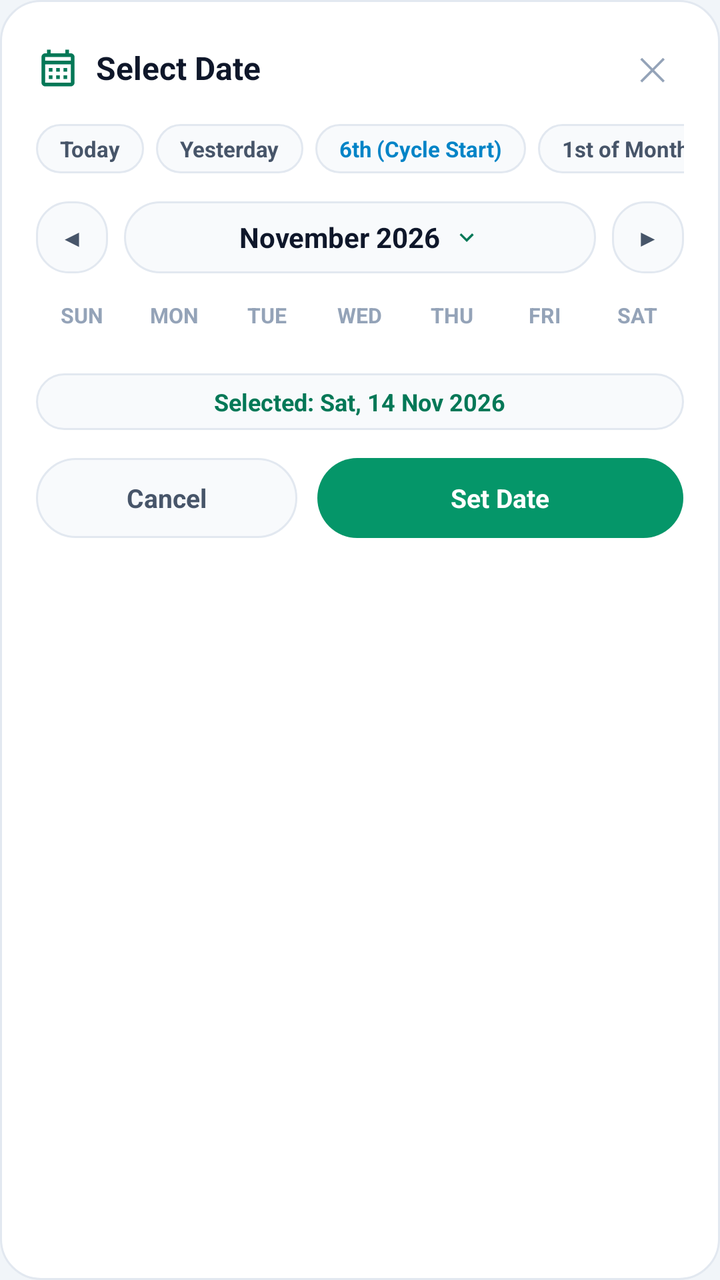
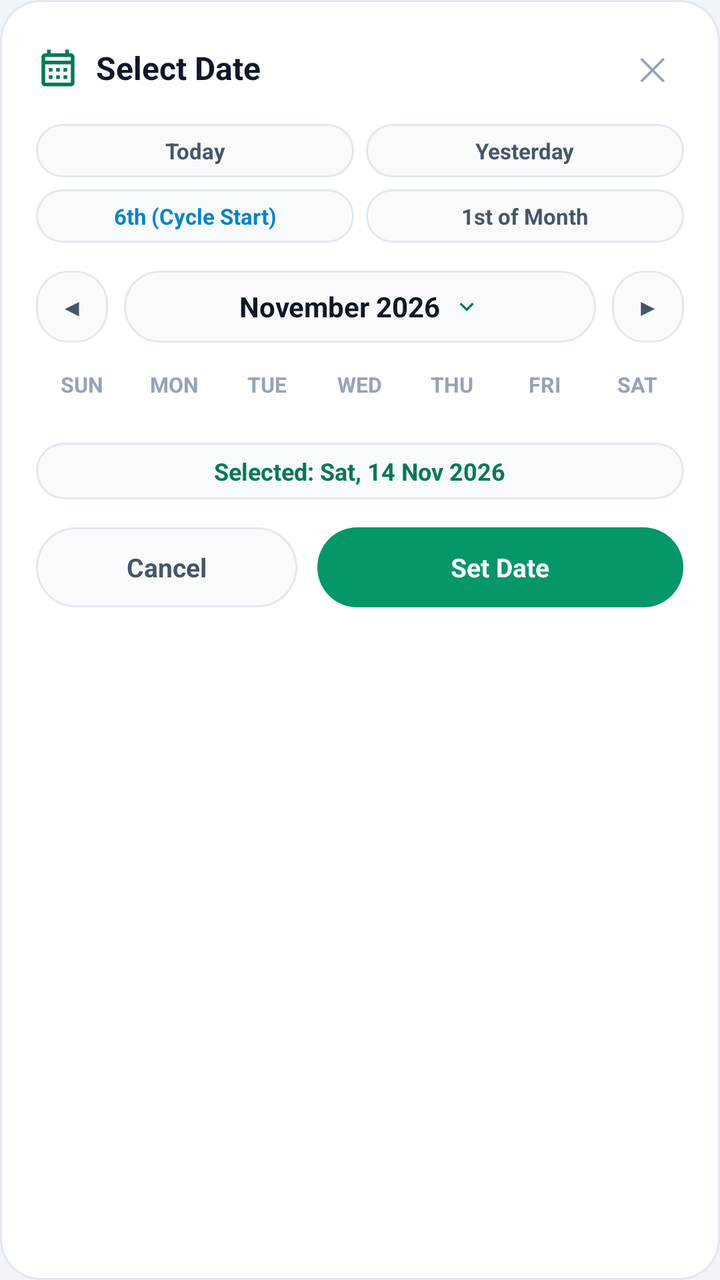

Screens rendered from an Android XML layout before and after an edit, with the pre-edit source and the edit as a unified diff.
<!-- AndroidManifest.xml: application theme AppTheme -->
<!-- res/layout/dialog_custom_calendar.xml -->
<?xml version="1.0" encoding="utf-8"?>
<LinearLayout
    xmlns:android="http://schemas.android.com/apk/res/android"
    android:layout_width="match_parent"
    android:layout_height="wrap_content"
    android:orientation="vertical"
    android:background="@drawable/bg_dialog_calendar"
    android:padding="18dp">

    
    <LinearLayout
        android:layout_width="match_parent"
        android:layout_height="wrap_content"
        android:orientation="horizontal"
        android:gravity="center_vertical">

        <ImageView
            android:layout_width="22dp"
            android:layout_height="22dp"
            android:src="@drawable/ic_calendar"
            android:tint="@color/green_mint"
            android:layout_marginEnd="8dp"
            android:contentDescription="Calendar" />

        <TextView
            android:layout_width="0dp"
            android:layout_height="wrap_content"
            android:layout_weight="1"
            android:text="Select Date"
            android:textColor="@color/text_primary"
            android:textSize="16sp"
            android:textStyle="bold" />

        <TextView
            android:id="@+id/tvCalendarClose"
            android:layout_width="32dp"
            android:layout_height="32dp"
            android:gravity="center"
            android:text="✕"
            android:textColor="@color/text_muted"
            android:textSize="16sp"
            android:clickable="true"
            android:focusable="true" />
    </LinearLayout>

    
    <HorizontalScrollView
        android:layout_width="match_parent"
        android:layout_height="wrap_content"
        android:scrollbars="none"
        android:layout_marginTop="12dp">

        <LinearLayout
            android:layout_width="wrap_content"
            android:layout_height="wrap_content"
            android:orientation="horizontal"
            android:gravity="center_vertical">

            <TextView
                android:id="@+id/btnPresetToday"
                android:layout_width="wrap_content"
                android:layout_height="wrap_content"
                android:background="@drawable/bg_pill_dark"
                android:text="Today"
                android:textColor="@color/text_secondary"
                android:textSize="11sp"
                android:textStyle="bold"
                android:paddingStart="12dp"
                android:paddingEnd="12dp"
                android:paddingTop="5dp"
                android:paddingBottom="5dp"
                android:clickable="true"
                android:focusable="true" />

            <TextView
                android:id="@+id/btnPresetYesterday"
                android:layout_width="wrap_content"
                android:layout_height="wrap_content"
                android:layout_marginStart="6dp"
                android:background="@drawable/bg_pill_dark"
                android:text="Yesterday"
                android:textColor="@color/text_secondary"
                android:textSize="11sp"
                android:textStyle="bold"
                android:paddingStart="12dp"
                android:paddingEnd="12dp"
                android:paddingTop="5dp"
                android:paddingBottom="5dp"
                android:clickable="true"
                android:focusable="true" />

            <TextView
                android:id="@+id/btnPresetCycleStart"
                android:layout_width="wrap_content"
                android:layout_height="wrap_content"
                android:layout_marginStart="6dp"
                android:background="@drawable/bg_pill_dark"
                android:text="6th (Cycle Start)"
                android:textColor="@color/blue_sky"
                android:textSize="11sp"
                android:textStyle="bold"
                android:paddingStart="12dp"
                android:paddingEnd="12dp"
                android:paddingTop="5dp"
                android:paddingBottom="5dp"
                android:clickable="true"
                android:focusable="true" />

            <TextView
                android:id="@+id/btnPresetMonthStart"
                android:layout_width="wrap_content"
                android:layout_height="wrap_content"
                android:layout_marginStart="6dp"
                android:background="@drawable/bg_pill_dark"
                android:text="1st of Month"
                android:textColor="@color/text_secondary"
                android:textSize="11sp"
                android:textStyle="bold"
                android:paddingStart="12dp"
                android:paddingEnd="12dp"
                android:paddingTop="5dp"
                android:paddingBottom="5dp"
                android:clickable="true"
                android:focusable="true" />
        </LinearLayout>
    </HorizontalScrollView>

    
    <LinearLayout
        android:layout_width="match_parent"
        android:layout_height="wrap_content"
        android:layout_marginTop="14dp"
        android:layout_marginBottom="8dp"
        android:orientation="horizontal"
        android:gravity="center_vertical">

        <TextView
            android:id="@+id/btnPrevMonth"
            android:layout_width="36dp"
            android:layout_height="36dp"
            android:background="@drawable/bg_calendar_nav_btn"
            android:gravity="center"
            android:text="◀"
            android:textColor="@color/text_secondary"
            android:textSize="12sp"
            android:clickable="true"
            android:focusable="true" />

        <LinearLayout
            android:id="@+id/btnMonthYearContainer"
            android:layout_width="0dp"
            android:layout_height="36dp"
            android:layout_weight="1"
            android:layout_marginStart="8dp"
            android:layout_marginEnd="8dp"
            android:background="@drawable/bg_pill_dark"
            android:orientation="horizontal"
            android:gravity="center"
            android:clickable="true"
            android:focusable="true">

            <TextView
                android:id="@+id/tvMonthYear"
                android:layout_width="wrap_content"
                android:layout_height="wrap_content"
                android:text="November 2026"
                android:textColor="@color/text_primary"
                android:textSize="14sp"
                android:textStyle="bold" />

            <ImageView
                android:layout_width="14dp"
                android:layout_height="14dp"
                android:layout_marginStart="6dp"
                android:src="@drawable/ic_chevron_down"
                android:tint="@color/green_mint"
                android:contentDescription="Select Month and Year" />
        </LinearLayout>

        <TextView
            android:id="@+id/btnNextMonth"
            android:layout_width="36dp"
            android:layout_height="36dp"
            android:background="@drawable/bg_calendar_nav_btn"
            android:gravity="center"
            android:text="▶"
            android:textColor="@color/text_secondary"
            android:textSize="12sp"
            android:clickable="true"
            android:focusable="true" />
    </LinearLayout>

    
    <LinearLayout
        android:layout_width="match_parent"
        android:layout_height="26dp"
        android:orientation="horizontal"
        android:gravity="center_vertical">

        <TextView
            android:layout_width="0dp"
            android:layout_height="wrap_content"
            android:layout_weight="1"
            android:gravity="center"
            android:text="SUN"
            android:textColor="@color/text_muted"
            android:textSize="10.5sp"
            android:textStyle="bold" />

        <TextView
            android:layout_width="0dp"
            android:layout_height="wrap_content"
            android:layout_weight="1"
            android:gravity="center"
            android:text="MON"
            android:textColor="@color/text_muted"
            android:textSize="10.5sp"
            android:textStyle="bold" />

        <TextView
            android:layout_width="0dp"
            android:layout_height="wrap_content"
            android:layout_weight="1"
            android:gravity="center"
            android:text="TUE"
            android:textColor="@color/text_muted"
            android:textSize="10.5sp"
            android:textStyle="bold" />

        <TextView
            android:layout_width="0dp"
            android:layout_height="wrap_content"
            android:layout_weight="1"
            android:gravity="center"
            android:text="WED"
            android:textColor="@color/text_muted"
            android:textSize="10.5sp"
            android:textStyle="bold" />

        <TextView
            android:layout_width="0dp"
            android:layout_height="wrap_content"
            android:layout_weight="1"
            android:gravity="center"
            android:text="THU"
            android:textColor="@color/text_muted"
            android:textSize="10.5sp"
            android:textStyle="bold" />

        <TextView
            android:layout_width="0dp"
            android:layout_height="wrap_content"
            android:layout_weight="1"
            android:gravity="center"
            android:text="FRI"
            android:textColor="@color/text_muted"
            android:textSize="10.5sp"
            android:textStyle="bold" />

        <TextView
            android:layout_width="0dp"
            android:layout_height="wrap_content"
            android:layout_weight="1"
            android:gravity="center"
            android:text="SAT"
            android:textColor="@color/text_muted"
            android:textSize="10.5sp"
            android:textStyle="bold" />
    </LinearLayout>

    
    <androidx.recyclerview.widget.RecyclerView
        android:id="@+id/rvCalendarGrid"
        android:layout_width="match_parent"
        android:layout_height="wrap_content"
        android:layout_marginTop="4dp"
        android:overScrollMode="never" />

    
    <LinearLayout
        android:layout_width="match_parent"
        android:layout_height="wrap_content"
        android:layout_marginTop="12dp"
        android:gravity="center"
        android:background="@drawable/bg_pill_dark"
        android:paddingStart="12dp"
        android:paddingEnd="12dp"
        android:paddingTop="6dp"
        android:paddingBottom="6dp">

        <TextView
            android:id="@+id/tvSelectedDatePreview"
            android:layout_width="wrap_content"
            android:layout_height="wrap_content"
            android:text="Selected: Sat, 14 Nov 2026"
            android:textColor="@color/green_mint"
            android:textSize="12sp"
            android:textStyle="bold" />
    </LinearLayout>

    
    <LinearLayout
        android:layout_width="match_parent"
        android:layout_height="wrap_content"
        android:layout_marginTop="14dp"
        android:orientation="horizontal">

        <TextView
            android:id="@+id/btnCalendarCancel"
            android:layout_width="0dp"
            android:layout_height="40dp"
            android:layout_weight="1"
            android:gravity="center"
            android:background="@drawable/bg_pill_dark"
            android:text="Cancel"
            android:textColor="@color/text_secondary"
            android:textSize="13sp"
            android:textStyle="bold"
            android:clickable="true"
            android:focusable="true" />

        <View
            android:layout_width="10dp"
            android:layout_height="1dp" />

        <TextView
            android:id="@+id/btnCalendarConfirm"
            android:layout_width="0dp"
            android:layout_height="40dp"
            android:layout_weight="1.4"
            android:gravity="center"
            android:background="@drawable/bg_pill_emerald"
            android:text="Set Date"
            android:textColor="@color/text_on_primary"
            android:textSize="13sp"
            android:textStyle="bold"
            android:clickable="true"
            android:focusable="true" />
    </LinearLayout>

</LinearLayout>
<!-- resources referenced by this layout -->
<resources>
  <color name="blue_sky">#0284C7</color>
  <color name="green_mint">#047857</color>
  <color name="text_muted">#94A3B8</color>
  <color name="text_on_primary">#FFFFFF</color>
  <color name="text_primary">#0F172A</color>
  <color name="text_secondary">#475569</color>
  <!-- drawable bg_calendar_nav_btn (drawable) -->
  <?xml version="1.0" encoding="utf-8"?>
  <shape xmlns:android="http://schemas.android.com/apk/res/android"
      android:shape="rectangle">
      <solid android:color="@color/bg_card_secondary" />
      <corners android:radius="16dp" />
      <stroke android:width="1dp" android:color="@color/border_dark" />
  </shape>
  <!-- drawable bg_dialog_calendar (drawable) -->
  <?xml version="1.0" encoding="utf-8"?>
  <shape xmlns:android="http://schemas.android.com/apk/res/android"
      android:shape="rectangle">
      <solid android:color="@color/bg_card" />
      <corners android:radius="20dp" />
      <stroke android:width="1dp" android:color="@color/border_dark" />
  </shape>
  <!-- drawable bg_pill_dark (drawable) -->
  <?xml version="1.0" encoding="utf-8"?>
  <shape xmlns:android="http://schemas.android.com/apk/res/android"
      android:shape="rectangle">
      <solid android:color="@color/bg_card_secondary" />
      <corners android:radius="20dp" />
      <stroke
          android:width="1dp"
          android:color="@color/border_dark" />
  </shape>
  <!-- drawable bg_pill_emerald (drawable) -->
  <?xml version="1.0" encoding="utf-8"?>
  <shape xmlns:android="http://schemas.android.com/apk/res/android"
      android:shape="rectangle">
      <solid android:color="@color/green_emerald" />
      <corners android:radius="24dp" />
  </shape>
  <!-- drawable ic_calendar (drawable) -->
  <vector xmlns:android="http://schemas.android.com/apk/res/android"
      android:width="22dp"
      android:height="22dp"
      android:viewportWidth="24"
      android:viewportHeight="24">
    <path
        android:fillColor="@color/green_emerald"
        android:pathData="M19,4h-1V2h-2v2H8V2H6v2H5C3.89,4 3.01,4.9 3.01,6L3,20c0,1.1 0.89,2 2,2h14c1.1,0 2,-0.9 2,-2V6C21,4.9 20.1,4 19,4zM19,20H5V10h14V20zM19,8H5V6h14V8zM9,14H7v-2h2V14zM13,14h-2v-2h2V14zM17,14h-2v-2h2V14zM9,18H7v-2h2V18zM13,18h-2v-2h2V18zM17,18h-2v-2h2V18z"/>
  </vector>
  <!-- drawable ic_chevron_down (drawable) -->
  <?xml version="1.0" encoding="utf-8"?>
  <vector xmlns:android="http://schemas.android.com/apk/res/android"
      android:width="20dp"
      android:height="20dp"
      android:viewportWidth="24"
      android:viewportHeight="24">
      <path
          android:fillColor="@color/green_mint"
          android:pathData="M7.41,8.59L12,13.17l4.59,-4.58L18,10l-6,6 -6,-6 1.41,-1.41z"/>
  </vector>
  <color name="bg_card_secondary">#F8FAFC</color>
  <color name="border_dark">#E2E8F0</color>
  <color name="bg_card">#FFFFFF</color>
  <color name="green_emerald">#059669</color>
  <color name="colorPrimary">#0D9488</color>
  <color name="colorPrimaryDark">#E2E8F0</color>
  <color name="colorAccent">#0D9488</color>
  <color name="bg_dark">#F1F5F9</color>
  <color name="nav_bottom_bg">#FFFFFF</color>
  <style name="FinMngrBottomSheetDialogTheme" parent="ThemeOverlay.MaterialComponents.BottomSheetDialog">
          <item name="bottomSheetStyle">@style/FinMngrBottomSheetModal</item>
      </style>
  <style name="FinMngrBottomSheetModal" parent="Widget.MaterialComponents.BottomSheet.Modal">
          <item name="android:background">@android:color/transparent</item>
      </style>
  <!-- unchanged entries left out for length: 1 -->
</resources>

<!-- the commit's change to res/layout/dialog_custom_calendar.xml (unified diff, before → after) -->
@@ -44,86 +44,99 @@
     </LinearLayout>
 
     
-    <HorizontalScrollView
-        android:layout_width="match_parent"
-        android:layout_height="wrap_content"
-        android:scrollbars="none"
-        android:layout_marginTop="12dp">
+    <LinearLayout
+        android:layout_width="match_parent"
+        android:layout_height="wrap_content"
+        android:layout_marginTop="12dp"
+        android:orientation="vertical">
 
         <LinearLayout
-            android:layout_width="wrap_content"
-            android:layout_height="wrap_content"
-            android:orientation="horizontal"
-            android:gravity="center_vertical">
+            android:layout_width="match_parent"
+            android:layout_height="wrap_content"
+            android:orientation="horizontal">
 
             <TextView
                 android:id="@+id/btnPresetToday"
-                android:layout_width="wrap_content"
-                android:layout_height="wrap_content"
+                android:layout_width="0dp"
+                android:layout_height="wrap_content"
+                android:layout_weight="1"
+                android:layout_marginEnd="6dp"
                 android:background="@drawable/bg_pill_dark"
                 android:text="Today"
+                android:gravity="center"
                 android:textColor="@color/text_secondary"
                 android:textSize="11sp"
                 android:textStyle="bold"
-                android:paddingStart="12dp"
-                android:paddingEnd="12dp"
-                android:paddingTop="5dp"
-                android:paddingBottom="5dp"
+                android:paddingStart="10dp"
+                android:paddingEnd="10dp"
+                android:paddingTop="6dp"
+                android:paddingBottom="6dp"
                 android:clickable="true"
                 android:focusable="true" />
 
             <TextView
                 android:id="@+id/btnPresetYesterday"
-                android:layout_width="wrap_content"
-                android:layout_height="wrap_content"
-                android:layout_marginStart="6dp"
+                android:layout_width="0dp"
+                android:layout_height="wrap_content"
+                android:layout_weight="1"
                 android:background="@drawable/bg_pill_dark"
                 android:text="Yesterday"
+                android:gravity="center"
                 android:textColor="@color/text_secondary"
                 android:textSize="11sp"
                 android:textStyle="bold"
-                android:paddingStart="12dp"
-                android:paddingEnd="12dp"
-                android:paddingTop="5dp"
-                android:paddingBottom="5dp"
+                android:paddingStart="10dp"
+                android:paddingEnd="10dp"
+                android:paddingTop="6dp"
+                android:paddingBottom="6dp"
                 android:clickable="true"
                 android:focusable="true" />
+        </LinearLayout>
+
+        <LinearLayout
+            android:layout_width="match_parent"
+            android:layout_height="wrap_content"
+            android:layout_marginTop="6dp"
+            android:orientation="horizontal">
 
             <TextView
                 android:id="@+id/btnPresetCycleStart"
-                android:layout_width="wrap_content"
-                android:layout_height="wrap_content"
-                android:layout_marginStart="6dp"
+                android:layout_width="0dp"
+                android:layout_height="wrap_content"
+                android:layout_weight="1"
+                android:layout_marginEnd="6dp"
                 android:background="@drawable/bg_pill_dark"
                 android:text="6th (Cycle Start)"
+                android:gravity="center"
                 android:textColor="@color/blue_sky"
                 android:textSize="11sp"
                 android:textStyle="bold"
-                android:paddingStart="12dp"
-                android:paddingEnd="12dp"
-                android:paddingTop="5dp"
-                android:paddingBottom="5dp"
+                android:paddingStart="10dp"
+                android:paddingEnd="10dp"
+                android:paddingTop="6dp"
+                android:paddingBottom="6dp"
                 android:clickable="true"
                 android:focusable="true" />
 
             <TextView
                 android:id="@+id/btnPresetMonthStart"
-                android:layout_width="wrap_content"
-                android:layout_height="wrap_content"
-                android:layout_marginStart="6dp"
+                android:layout_width="0dp"
+                android:layout_height="wrap_content"
+                android:layout_weight="1"
                 android:background="@drawable/bg_pill_dark"
                 android:text="1st of Month"
+                android:gravity="center"
                 android:textColor="@color/text_secondary"
                 android:textSize="11sp"
                 android:textStyle="bold"
-                android:paddingStart="12dp"
-                android:paddingEnd="12dp"
-                android:paddingTop="5dp"
-                android:paddingBottom="5dp"
+                android:paddingStart="10dp"
+                android:paddingEnd="10dp"
+                android:paddingTop="6dp"
+                android:paddingBottom="6dp"
                 android:clickable="true"
                 android:focusable="true" />
         </LinearLayout>
-    </HorizontalScrollView>
+    </LinearLayout>
 
     
     <LinearLayout
